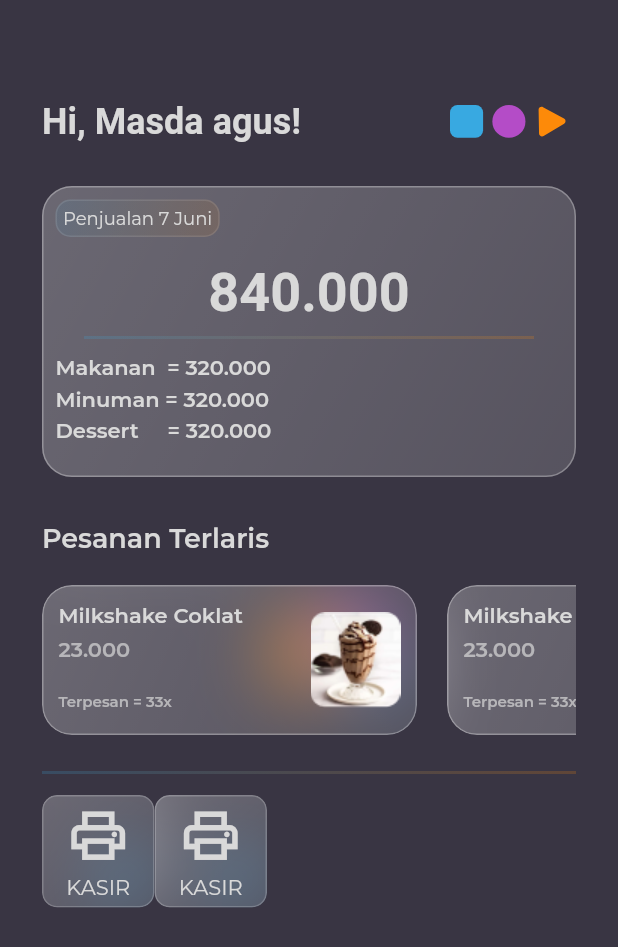
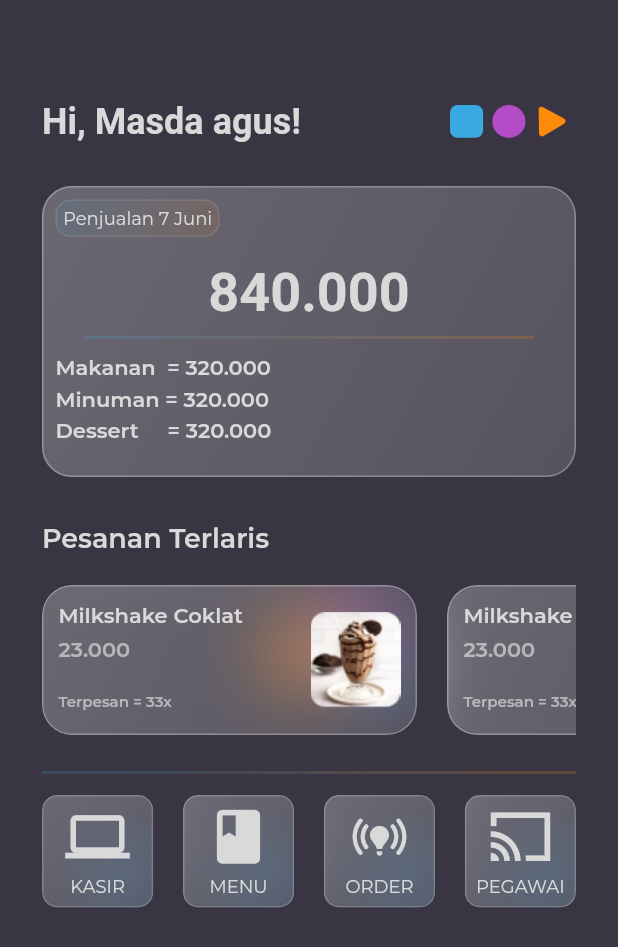
Before and after one commit to masdaagus/Casso, a Flutter app: the screen it shows after launch, after a tap on "Login with Google", on a phone screen of 412 x 824 dp. Shown: the top 947 px of the screen. Run offline on Flutter 3.47's test engine with Material 2 defaults, Android fonts, the phone set to English and light mode, and no system bars; our stand-ins replace flutter_svg, get, lottie; Roboto replaces fonts that are missing (Monserrat).

Commit message:
edit glass button

```diff
--- a/lib/app/modules/home/views/components/glass_button.dart
+++ b/lib/app/modules/home/views/components/glass_button.dart
@@ -1,18 +1,23 @@
 import 'dart:ui';
-
 import 'package:casso/app/data/constant.dart';
 import 'package:flutter/material.dart';
+import 'package:get/get.dart';
 
 class GlassButton extends StatelessWidget {
   const GlassButton({
     Key? key,
+    required this.icon,
+    required this.tittle,
   }) : super(key: key);
+
+  final IconData icon;
+  final String tittle;
 
   @override
   Widget build(BuildContext context) {
     return Container(
       height: 75,
-      width: 75,
+      width: Get.width * .18,
       decoration: BoxDecoration(
         borderRadius: BorderRadius.circular(10),
       ),
@@ -39,7 +44,7 @@ class GlassButton extends StatelessWidget {
               ),
               child: Container(
                 height: 75,
-                width: 75,
+                width: Get.width * .18,
                 decoration: BoxDecoration(
                   gradient: LinearGradient(
                     colors: [putih.withOpacity(.25), putih.withOpacity(.15)],
@@ -53,17 +58,17 @@ class GlassButton extends StatelessWidget {
                   mainAxisAlignment: MainAxisAlignment.center,
                   children: [
                     Icon(
-                      Icons.print_outlined,
+                      icon,
                       color: textColor,
                       size: 43,
                     ),
                     SizedBox(height: 4),
                     Text(
-                      "KASIR",
+                      tittle,
                       style: TextStyle(
                         color: textColor,
                         fontFamily: "Montserrat",
-                        fontSize: 14,
+                        fontSize: 12,
                       ),
                     )
                   ],
--- a/lib/app/modules/home/views/home_view.dart
+++ b/lib/app/modules/home/views/home_view.dart
@@ -26,9 +26,13 @@ class HomeView extends GetView<HomeController> {
             Column(
               children: [
                 Row(
+                  mainAxisAlignment: MainAxisAlignment.spaceBetween,
                   children: [
-                    GlassButton(),
-                    GlassButton(),
+                    GlassButton(tittle: "KASIR", icon: Icons.computer),
+                    GlassButton(tittle: "MENU", icon: Icons.book),
+                    GlassButton(
+                        tittle: "ORDER", icon: Icons.online_prediction_rounded),
+                    GlassButton(tittle: "PEGAWAI", icon: Icons.cast_sharp),
                   ],
                 ),
               ],
--- a/lib/app/modules/login/views/login_view.dart
+++ b/lib/app/modules/login/views/login_view.dart
@@ -52,7 +52,7 @@ class LoginView extends GetView<LoginController> {
                         child: Container(
                           margin: const EdgeInsets.symmetric(horizontal: 24),
                           padding: const EdgeInsets.all(24),
-                          height: Get.height * .5,
+                          height: 410,
                           decoration: BoxDecoration(
                             borderRadius: BorderRadius.circular(20),
                             gradient: LinearGradient(
```
